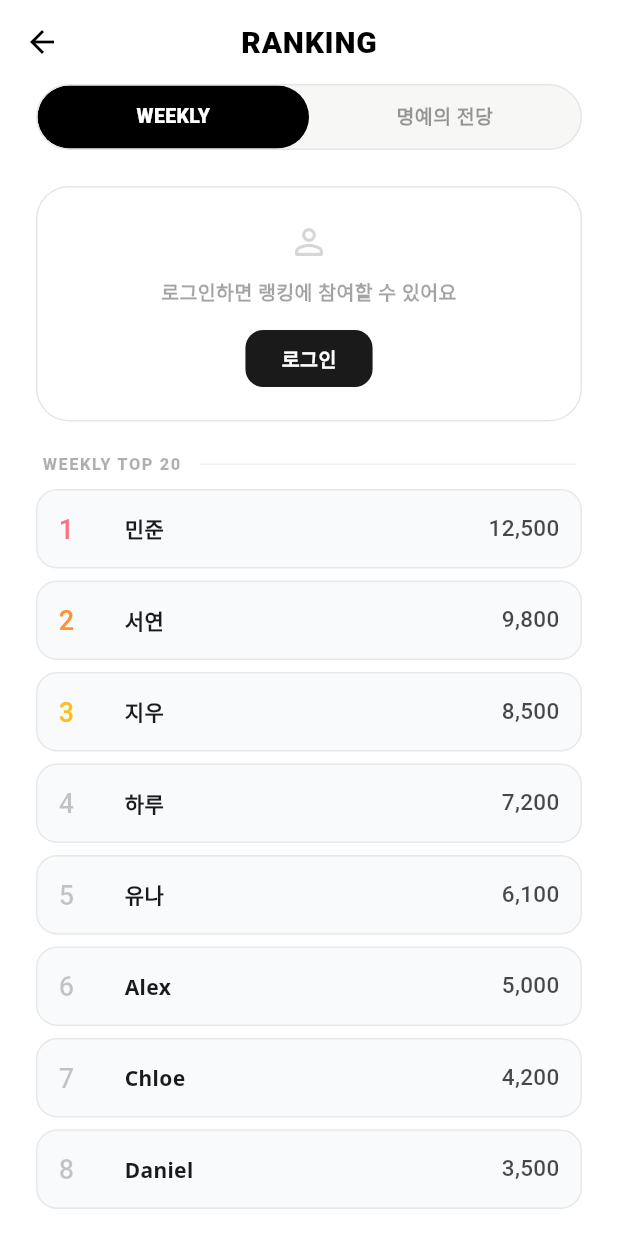
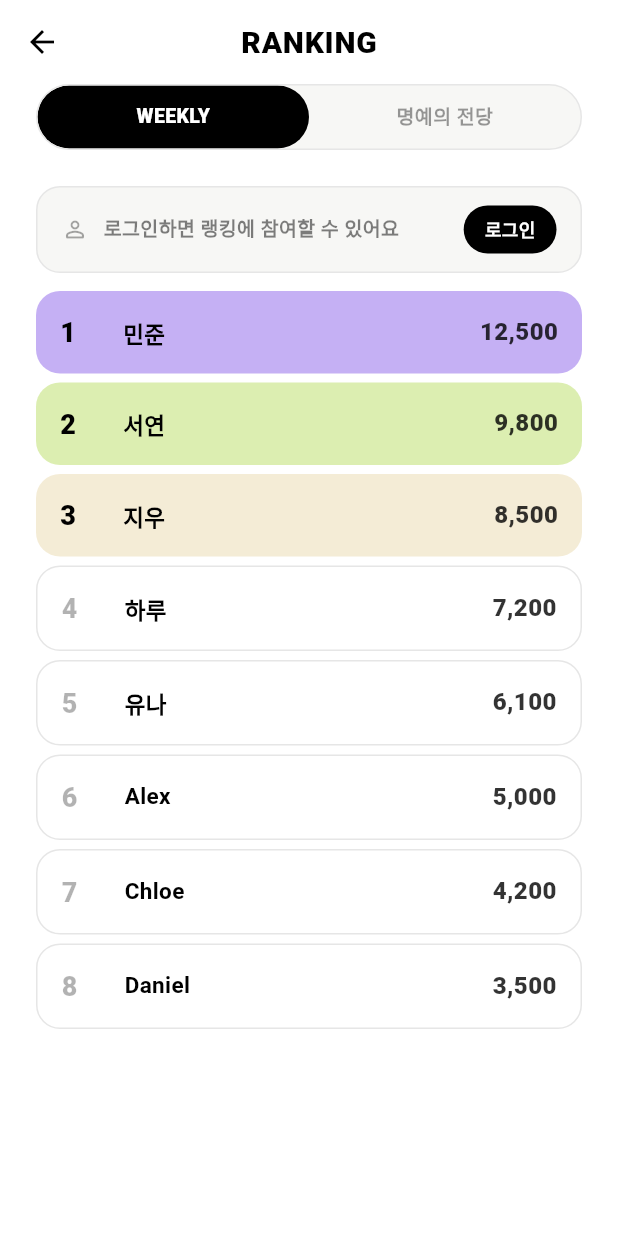
Before and after one commit to XuTuX/numbering_flutter, a Flutter app: the RankingScreen screen opened directly, on a phone screen of 412 x 824 dp. Run offline on Flutter 3.47's test engine with Material 3 defaults, Android fonts, the phone set to English and light mode, and no system bars; our stand-ins replace audioplayers, get, google_fonts, google_mobile_ads, google_sign_in, shared_preferences and 2 more; missing offline and left inert: dart:html; accounts and stored records are empty.

Commit message:
랭킹 화면을 홈 화면 스타일에 맞춰 깔끔하게 재설계, 불필요한 파일 삭제

```diff
--- a/lib/screens/ranking/ranking_screen.dart
+++ b/lib/screens/ranking/ranking_screen.dart
@@ -3,14 +3,13 @@ import 'package:get/get.dart';
 
 import 'package:numbering/controllers/score_controller.dart';
 import 'package:numbering/services/auth_service.dart';
-import 'package:numbering/services/database_models.dart';
+
 import 'package:numbering/controllers/daily_puzzle_controller.dart';
 import 'package:numbering/widgets/home_screen/login_sheet.dart';
 import 'package:numbering/theme/app_colors.dart';
 import 'package:numbering/utils/mock_data.dart';
 
 import 'ranking_period.dart';
-import 'widgets/my_rank_card.dart';
 import 'widgets/ranking_chrome.dart';
 import 'widgets/rank_list_item.dart';
 import 'widgets/ranking_states.dart';
@@ -32,10 +31,7 @@ class RankingScreen extends StatefulWidget {
 class _RankingScreenState extends State<RankingScreen> {
   bool _isLoading = true;
   String? _error;
-  int? _myRank;
-  int? _myScore;
   List<Map<String, dynamic>> _scores = [];
-  WeeklySeasonSummary? _weeklySeasonSummary;
   late RankingPeriod _period;
   late final Worker _authWorker;
 
@@ -86,19 +82,10 @@ class _RankingScreenState extends State<RankingScreen> {
     }
 
     final mockScores = MockData.getScores(myId, authService.userNickname.value, localScore);
-    int? calculatedRank;
-    if (myId != null && localScore != null) {
-      final myIndex = mockScores.indexWhere((item) => item['user_id'] == myId);
-      if (myIndex >= 0) {
-        calculatedRank = myIndex + 1;
-      }
-    }
+
 
     setState(() {
-      _myRank = calculatedRank;
-      _myScore = localScore;
       _scores = mockScores;
-      _weeklySeasonSummary = null;
       _isLoading = false;
     });
   }
@@ -186,45 +173,80 @@ class _RankingScreenState extends State<RankingScreen> {
       return RankingErrorState(onRetry: _loadRankingData);
     }
 
-    return Column(
-      children: [
-        const SizedBox(height: 8),
-        Padding(
-          padding: const EdgeInsets.symmetric(horizontal: 24),
-          child: MyRankCard(
-            rank: _myRank,
-            score: _myScore,
-            isLoggedIn: myId != null,
-            period: _period,
-            weeklySeasonSummary: _weeklySeasonSummary,
-            onLoginTap: _showLoginSheet,
+    if (_scores.isEmpty) {
+      return EmptyRankingState(period: _period);
+    }
+
+    return ListView.builder(
+      padding: const EdgeInsets.fromLTRB(24, 8, 24, 24),
+      itemCount: _scores.length + (myId == null ? 1 : 0),
+      itemBuilder: (context, index) {
+        // Show compact login bar at the top when not logged in
+        if (myId == null && index == 0) {
+          return _LoginPromptBar(onLoginTap: _showLoginSheet);
+        }
+
+        final scoreIndex = myId == null ? index - 1 : index;
+        return RankListItem(
+          scoreData: _scores[scoreIndex],
+          index: scoreIndex,
+          myId: myId,
+        );
+      },
+    );
+  }
+}
+
+/// Compact inline login prompt — replaces bulky MyRankCard for non-logged-in users.
+class _LoginPromptBar extends StatelessWidget {
+  const _LoginPromptBar({required this.onLoginTap});
+  final VoidCallback onLoginTap;
+
+  @override
+  Widget build(BuildContext context) {
+    return Container(
+      margin: const EdgeInsets.only(bottom: 12),
+      padding: const EdgeInsets.symmetric(horizontal: 16, vertical: 12),
+      decoration: BoxDecoration(
+        color: AppColors.surfaceSoft,
+        borderRadius: BorderRadius.circular(16),
+        border: Border.all(color: AppColors.hairline),
+      ),
+      child: Row(
+        children: [
+          Icon(Icons.person_outline_rounded, size: 18, color: AppColors.ink.withValues(alpha: 0.35)),
+          const SizedBox(width: 10),
+          Expanded(
+            child: Text(
+              '로그인하면 랭킹에 참여할 수 있어요',
+              style: TextStyle(
+                fontSize: 13,
+                fontWeight: FontWeight.w600,
+                color: AppColors.ink.withValues(alpha: 0.5),
+              ),
+            ),
           ),
-        ),
-        if (_scores.isEmpty) ...[
-          const SizedBox(height: 16),
-          Expanded(child: EmptyRankingState(period: _period)),
-        ] else ...[
-          const SizedBox(height: 20),
-          Padding(
-            padding: const EdgeInsets.symmetric(horizontal: 28),
-            child: TopPlayersLabel(period: _period),
-          ),
-          const SizedBox(height: 8),
-          Expanded(
-            child: ListView.builder(
-              padding: const EdgeInsets.fromLTRB(24, 0, 24, 20),
-              itemCount: _scores.length,
-              itemBuilder: (context, index) {
-                return RankListItem(
-                  scoreData: _scores[index],
-                  index: index,
-                  myId: myId,
-                );
-              },
+          const SizedBox(width: 8),
+          GestureDetector(
+            onTap: onLoginTap,
+            child: Container(
+              padding: const EdgeInsets.symmetric(horizontal: 14, vertical: 7),
+              decoration: BoxDecoration(
+                color: AppColors.primary,
+                borderRadius: BorderRadius.circular(999),
+              ),
+              child: const Text(
+                '로그인',
+                style: TextStyle(
+                  fontSize: 12,
+                  fontWeight: FontWeight.w800,
+                  color: AppColors.onPrimary,
+                ),
+              ),
             ),
           ),
         ],
-      ],
+      ),
     );
   }
 }
--- a/lib/screens/ranking/widgets/my_rank_card.dart
+++ /dev/null
@@ -1,295 +0,0 @@
-import 'package:flutter/material.dart';
-import 'package:get/get.dart';
-import 'package:google_fonts/google_fonts.dart';
-
-import 'package:numbering/constant.dart';
-import 'package:numbering/theme/app_typography.dart';
-import 'package:numbering/game/game_palette.dart';
-import 'package:numbering/services/database_models.dart';
-import 'package:numbering/theme/app_colors.dart';
-import 'package:numbering/theme/app_radius.dart';
-import 'package:numbering/theme/app_shadows.dart';
-
-import '../ranking_period.dart';
-import '../weekly_reset_info.dart';
-
-class MyRankCard extends StatelessWidget {
-  const MyRankCard({
-    super.key,
-    this.rank,
-    this.score,
-    required this.isLoggedIn,
-    required this.period,
-    this.weeklySeasonSummary,
-    this.onLoginTap,
-  });
-
-  final int? rank;
-  final int? score;
-  final bool isLoggedIn;
-  final RankingPeriod period;
-  final WeeklySeasonSummary? weeklySeasonSummary;
-  final VoidCallback? onLoginTap;
-
-  @override
-  Widget build(BuildContext context) {
-    final weeklyResetInfo = WeeklyResetInfo.current();
-    if (rank == null || score == null) {
-      return Container(
-        width: double.infinity,
-        padding: const EdgeInsets.symmetric(vertical: 22, horizontal: 20),
-        decoration: BoxDecoration(
-          color: AppColors.surface,
-          borderRadius: BorderRadius.circular(AppRadius.large),
-          border: Border.all(
-            color: AppColors.borderLight,
-          ),
-        ),
-        child: Column(
-          children: [
-            Icon(
-              isLoggedIn
-                  ? Icons.sentiment_dissatisfied_outlined
-                  : Icons.person_outline_rounded,
-              color: charcoalBlack.withValues(alpha: 0.18),
-              size: 28,
-            ),
-            const SizedBox(height: 10),
-            Text(
-              isLoggedIn
-                  ? period.loggedInEmptyMessage
-                  : '로그인하면 랭킹에 참여할 수 있어요'.tr,
-              textAlign: TextAlign.center,
-              style: AppTypography.bodySmall.copyWith(
-                fontSize: 13,
-                fontWeight: FontWeight.w600,
-                color: charcoalBlack.withValues(alpha: 0.4),
-              ),
-            ),
-            if (!isLoggedIn && onLoginTap != null) ...[
-              const SizedBox(height: 14),
-              SizedBox(
-                height: 38,
-                child: ElevatedButton(
-                  onPressed: onLoginTap,
-                  style: ElevatedButton.styleFrom(
-                    backgroundColor: charcoalBlack,
-                    foregroundColor: Colors.white,
-                    elevation: 0,
-                    shape: RoundedRectangleBorder(
-                      borderRadius: BorderRadius.circular(12),
-                    ),
-                    padding: const EdgeInsets.symmetric(horizontal: 24),
-                    textStyle: AppTypography.button.copyWith(
-                      fontSize: 13,
-                      fontWeight: FontWeight.w900,
-                    ),
-                  ),
-                  child: Text('로그인'.tr),
-                ),
-              ),
-            ],
-          ],
-        ),
-      );
-    }
-
-    final accentColor = switch (period) {
-      RankingPeriod.daily => const Color(0xFF2563EB),
-      RankingPeriod.weekly => GamePalette.colorFor(GameColor.coral),
-      RankingPeriod.allTime => GamePalette.colorFor(GameColor.violet),
-    };
-
-    return Container(
-      padding: const EdgeInsets.symmetric(horizontal: 20, vertical: 18),
-      decoration: BoxDecoration(
-        color: AppColors.surface,
-        borderRadius: BorderRadius.circular(AppRadius.card),
-        border: Border.all(color: AppColors.borderLight),
-        boxShadow: AppShadows.cardShadow,
-      ),
-      child: Column(
-        children: [
-          Row(
-            children: [
-              Text(
-                period.tabLabel,
-                style: AppTypography.label.copyWith(
-                  fontSize: 11,
-                  fontWeight: FontWeight.w900,
-                  letterSpacing: 0.5,
-                  color: charcoalBlack.withValues(alpha: 0.42),
-                ),
-              ),
-              const Spacer(),
-              if (period == RankingPeriod.weekly)
-                Row(
-                  mainAxisSize: MainAxisSize.min,
-                  children: [
-                    Icon(Icons.timer_outlined,
-                        size: 12, color: charcoalBlack.withValues(alpha: 0.3)),
-                    const SizedBox(width: 4),
-                    Text(
-                      weeklyResetInfo.koreanLabel,
-                      style: TextStyle(
-                        fontSize: 12,
-                        fontWeight: FontWeight.w700,
-                        color: charcoalBlack.withValues(alpha: 0.3),
-                      ),
-                    ),
-                  ],
-                )
-              else
-                Text(
-                  period.statusLabel,
-                  style: TextStyle(
-                    fontSize: 12,
-                    fontWeight: FontWeight.w700,
-                    color: charcoalBlack.withValues(alpha: 0.3),
-                  ),
-                ),
-            ],
-          ),
-          const SizedBox(height: 14),
-          if (period == RankingPeriod.weekly &&
-              weeklySeasonSummary != null) ...[
-            _TierBadge(tier: weeklySeasonSummary!.tier),
-            const SizedBox(height: 10),
-          ],
-          Row(
-            mainAxisAlignment: MainAxisAlignment.center,
-            crossAxisAlignment: CrossAxisAlignment.baseline,
-            textBaseline: TextBaseline.alphabetic,
-            children: [
-              Text(
-                '$rank',
-                style: GoogleFonts.blackHanSans(
-                  fontSize: 36,
-                  color: accentColor,
-                  height: 1.0,
-                ),
-              ),
-              const SizedBox(width: 3),
-              Text(
-                '위'.tr,
-                style: AppTypography.body.copyWith(
-                  fontSize: 14,
-                  color: charcoalBlack.withValues(alpha: 0.5),
-                  fontWeight: FontWeight.w900,
-                ),
-              ),
-              const SizedBox(width: 20),
-              Container(
-                width: 1,
-                height: 22,
-                color: charcoalBlack.withValues(alpha: 0.08),
-              ),
-              const SizedBox(width: 20),
-              Text(
-                '$score',
-                style: GoogleFonts.blackHanSans(
-                  fontSize: 36,
-                  color: charcoalBlack,
-                  height: 1.0,
-                ),
-              ),
-              const SizedBox(width: 3),
-              Text(
-                '점'.tr,
-                style: AppTypography.body.copyWith(
-                  fontSize: 14,
-                  color: charcoalBlack.withValues(alpha: 0.5),
-                  fontWeight: FontWeight.w900,
-                ),
-              ),
-            ],
-          ),
-        ],
-      ),
-    );
-  }
-}
-
-class _TierBadge extends StatelessWidget {
-  const _TierBadge({required this.tier});
-
-  final SeasonTier tier;
-
-  @override
-  Widget build(BuildContext context) {
-    final color = _tierColor(tier);
-
-    return DecoratedBox(
-      decoration: BoxDecoration(
-        color: color,
-        borderRadius: BorderRadius.circular(999),
-        boxShadow: [
-          if (tier == SeasonTier.jesus ||
-              tier == SeasonTier.challenger ||
-              tier == SeasonTier.master ||
-              tier == SeasonTier.diamond)
-            BoxShadow(
-              color: color.withValues(alpha: 0.18),
-              blurRadius: 10,
-              spreadRadius: 1,
-            ),
-        ],
-      ),
-      child: Container(
-        margin: const EdgeInsets.all(1.5),
-        padding: const EdgeInsets.symmetric(horizontal: 10, vertical: 5),
-        decoration: BoxDecoration(
-          color: _tierBackgroundColor(tier),
-          borderRadius: BorderRadius.circular(999),
-        ),
-        child: Row(
-          mainAxisSize: MainAxisSize.min,
-          children: [
-            Icon(
-              Icons.workspace_premium_rounded,
-              size: 14,
-              color: color,
-            ),
-            const SizedBox(width: 4),
-            Text(
-              '${tier.label} TIER',
-              style: AppTypography.bodySmall.copyWith(
-                fontSize: 11,
-                fontWeight: FontWeight.w900,
-                color: color,
-              ),
-            ),
-          ],
-        ),
-      ),
-    );
-  }
-
-  Color _tierColor(SeasonTier tier) {
-    return switch (tier) {
-      SeasonTier.jesus => const Color(0xFF4F46E5),
-      SeasonTier.challenger => const Color(0xFFA855F7),
-      SeasonTier.master => const Color(0xFFDC2626),
-      SeasonTier.diamond => const Color(0xFF0284C7),
-      SeasonTier.platinum => const Color(0xFF64748B),
-      SeasonTier.gold => const Color(0xFFF59E0B),
-      SeasonTier.silver => const Color(0xFF94A3B8),
-      SeasonTier.bronze => const Color(0xFFB45309),
-    };
-  }
-
-  Color _tierBackgroundColor(SeasonTier tier) {
-    return switch (tier) {
-      SeasonTier.jesus => Colors.white,
-      SeasonTier.challenger => const Color(0xFFFFFBEB),
-      SeasonTier.master => const Color(0xFFFFF7ED),
-      SeasonTier.diamond => const Color(0xFFF0F9FF),
-      SeasonTier.platinum => const Color(0xFFF8FAFC),
-      SeasonTier.gold => const Color(0xFFFFFBEB),
-      SeasonTier.silver => const Color(0xFFF8FAFC),
-      SeasonTier.bronze => const Color(0xFFFFF7ED),
-    };
-  }
-
-  // Removed _tierBorderColors to eliminate AI gradient look
-}
--- a/lib/screens/ranking/widgets/rank_list_item.dart
+++ b/lib/screens/ranking/widgets/rank_list_item.dart
@@ -1,9 +1,6 @@
 import 'package:flutter/material.dart';
-import 'package:google_fonts/google_fonts.dart';
 
-import 'package:numbering/constant.dart';
-import 'package:numbering/services/database_models.dart';
-import 'package:numbering/theme/app_typography.dart';
+import 'package:numbering/theme/app_colors.dart';
 
 class RankListItem extends StatelessWidget {
   const RankListItem({
@@ -32,9 +29,6 @@ class RankListItem extends StatelessWidget {
     final score = _parseScore(scoreVal);
     final userId = scoreData['user_id'];
     final isMe = userId != null && userId == myId;
-    final tier = SeasonTier.fromScore(score);
-    final frameStyle = _RankFrameStyle.forTier(tier);
-    final hasTierFrame = frameStyle != null;
     final rankValue = scoreData['rank'];
     final rank = switch (rankValue) {
       int value => value,
@@ -43,72 +37,68 @@ class RankListItem extends StatelessWidget {
       _ => index + 1,
     };
 
-    final Color rankColor = switch (rank) {
-      1 => const Color(0xFFFB7185), // Coral Red
-      2 => const Color(0xFFFB923C), // Orange
-      3 => const Color(0xFFFBBF24), // Amber Yellow
-      _ => charcoalBlack.withValues(alpha: 0.25),
-    };
-
-    Color itemBgColor = const Color(0xFFF8FAFC);
-    Color borderColor = charcoalBlack.withValues(alpha: 0.08);
-
-    if (isMe) {
-      itemBgColor = const Color(0xFFEFF6FF);
-      borderColor = const Color(0xFF2563EB).withValues(alpha: 0.2);
+    // Top 3 get pastel backgrounds matching the home screen design tokens
+    final Color bgColor;
+    final Color rankColor;
+    if (rank == 1) {
+      bgColor = AppColors.blockLilac;
+      rankColor = AppColors.ink;
+    } else if (rank == 2) {
+      bgColor = AppColors.blockLime;
+      rankColor = AppColors.ink;
+    } else if (rank == 3) {
+      bgColor = AppColors.blockCream;
+      rankColor = AppColors.ink;
+    } else if (isMe) {
+      bgColor = AppColors.surfaceSoft;
+      rankColor = AppColors.ink;
+    } else {
+      bgColor = AppColors.canvas;
+      rankColor = AppColors.ink.withValues(alpha: 0.3);
     }
 
-    final content = Container(
-      padding: const EdgeInsets.symmetric(horizontal: 14, vertical: 12),
+    return Container(
+      margin: const EdgeInsets.only(bottom: 6),
+      padding: const EdgeInsets.symmetric(horizontal: 16, vertical: 14),
       decoration: BoxDecoration(
-        color: frameStyle?.backgroundColor ?? itemBgColor,
-        borderRadius: BorderRadius.circular(hasTierFrame ? 12 : 14),
-        border: hasTierFrame
-            ? null
-            : Border.all(
-                color: borderColor,
-                width: 1,
-              ),
+        color: bgColor,
+        borderRadius: BorderRadius.circular(16),
+        border: rank > 3 ? Border.all(color: AppColors.hairline) : null,
       ),
       child: Row(
         children: [
           SizedBox(
-            width: 36,
+            width: 32,
             child: Text(
               '$rank',
-              style: GoogleFonts.blackHanSans(
+              style: TextStyle(
                 fontSize: 18,
-                color: frameStyle?.rankColor ?? rankColor,
+                fontWeight: FontWeight.w900,
+                color: rankColor,
               ),
             ),
           ),
-          const SizedBox(width: 8),
+          const SizedBox(width: 10),
           Expanded(
             child: Column(
               crossAxisAlignment: CrossAxisAlignment.start,
               children: [
-                Row(
-                  children: [
-                    Expanded(
-                      child: Text(
-                        nickname,
-                        style: GoogleFonts.notoSans(
-                          fontSize: 14,
-                          fontWeight: isMe ? FontWeight.w900 : FontWeight.w700,
-                          color: charcoalBlack,
-                        ),
-                        overflow: TextOverflow.ellipsis,
-                      ),
-                    ),
-                  ],
+                Text(
+                  nickname,
+                  style: TextStyle(
+                    fontSize: 15,
+                    fontWeight: isMe ? FontWeight.w900 : FontWeight.w600,
+                    color: AppColors.ink,
+                  ),
+                  overflow: TextOverflow.ellipsis,
                 ),
                 if (isMe)
                   Text(
                     'YOU',
-                    style: AppTypography.label.copyWith(
+                    style: TextStyle(
                       fontSize: 9,
                       fontWeight: FontWeight.w900,
-                      color: const Color(0xFF2563EB),
+                      color: AppColors.ink.withValues(alpha: 0.4),
                       letterSpacing: 1.0,
                     ),
                   ),
@@ -117,56 +107,26 @@ class RankListItem extends StatelessWidget {
           ),
           Text(
             _formatScore(score),
-            style: GoogleFonts.blackHanSans(
-              fontSize: 15,
-              color: frameStyle?.scoreColor ??
-                  charcoalBlack.withValues(alpha: 0.8),
+            style: TextStyle(
+              fontSize: 16,
+              fontWeight: FontWeight.w800,
+              color: AppColors.ink.withValues(alpha: 0.8),
             ),
           ),
         ],
       ),
     );
-
-    if (hasTierFrame) {
-      return Container(
-        margin: const EdgeInsets.only(bottom: 8),
-        padding: const EdgeInsets.all(2),
-        decoration: BoxDecoration(
-          color: frameStyle.borderColor,
-          borderRadius: BorderRadius.circular(16),
-          boxShadow: [
-            BoxShadow(
-              color: frameStyle.glowColor.withValues(alpha: 0.32),
-              blurRadius: 14,
-              spreadRadius: 1,
-            ),
-          ],
-        ),
-        child: content,
-      );
-    }
-
-    return Container(
-      margin: const EdgeInsets.only(bottom: 8),
-      child: content,
-    );
   }
 
   String _formatScore(dynamic score) {
     final value = _parseScore(score);
-    if (value < 1000) {
-      return value.toString();
-    }
-
+    if (value < 1000) return value.toString();
     final digits = value.toString();
     final buffer = StringBuffer();
-    for (var index = 0; index < digits.length; index++) {
-      if (index > 0 && (digits.length - index) % 3 == 0) {
-        buffer.write(',');
-      }
-      buffer.write(digits[index]);
+    for (var i = 0; i < digits.length; i++) {
+      if (i > 0 && (digits.length - i) % 3 == 0) buffer.write(',');
+      buffer.write(digits[i]);
     }
-
     return buffer.toString();
   }
 
@@ -174,59 +134,3 @@ class RankListItem extends StatelessWidget {
     return score is int ? score : int.tryParse(score.toString()) ?? 0;
   }
 }
-
-class _RankFrameStyle {
-  const _RankFrameStyle({
-    required this.borderColor,
-    required this.backgroundColor,
-    required this.rankColor,
-    required this.scoreColor,
-    required this.iconColor,
-    required this.glowColor,
-  });
-
-  final Color borderColor;
-  final Color backgroundColor;
-  final Color rankColor;
-  final Color scoreColor;
-  final Color iconColor;
-  final Color glowColor;
-
-  static _RankFrameStyle? forTier(SeasonTier tier) {
-    return switch (tier) {
-      SeasonTier.jesus => const _RankFrameStyle(
-          borderColor: Color(0xFF4F46E5),
-          backgroundColor: Colors.white,
-          rankColor: Color(0xFF4F46E5),
-          scoreColor: Color(0xFF1A1A1A),
-          iconColor: Color(0xFF4F46E5),
-          glowColor: Color(0xFFC4A3FF),
-        ),
-      SeasonTier.challenger => const _RankFrameStyle(
-          borderColor: Color(0xFFA855F7),
-          backgroundColor: Color(0xFFFFFBEB),
-          rankColor: Color(0xFFA855F7),
-          scoreColor: Color(0xFF7C2D12),
-          iconColor: Color(0xFFF59E0B),
-          glowColor: Color(0xFFF59E0B),
-        ),
-      SeasonTier.master => const _RankFrameStyle(
-          borderColor: Color(0xFFDC2626),
-          backgroundColor: Color(0xFFFFF7ED),
-          rankColor: Color(0xFFDC2626),
-          scoreColor: Color(0xFF7F1D1D),
-          iconColor: Color(0xFFF97316),
-          glowColor: Color(0xFFEF4444),
-        ),
-      SeasonTier.diamond => const _RankFrameStyle(
-          borderColor: Color(0xFF0284C7),
-          backgroundColor: Color(0xFFF0F9FF),
-          rankColor: Color(0xFF0284C7),
-          scoreColor: Color(0xFF075985),
-          iconColor: Color(0xFF38BDF8),
-          glowColor: Color(0xFF38BDF8),
-        ),
-      _ => null,
-    };
-  }
-}
```
